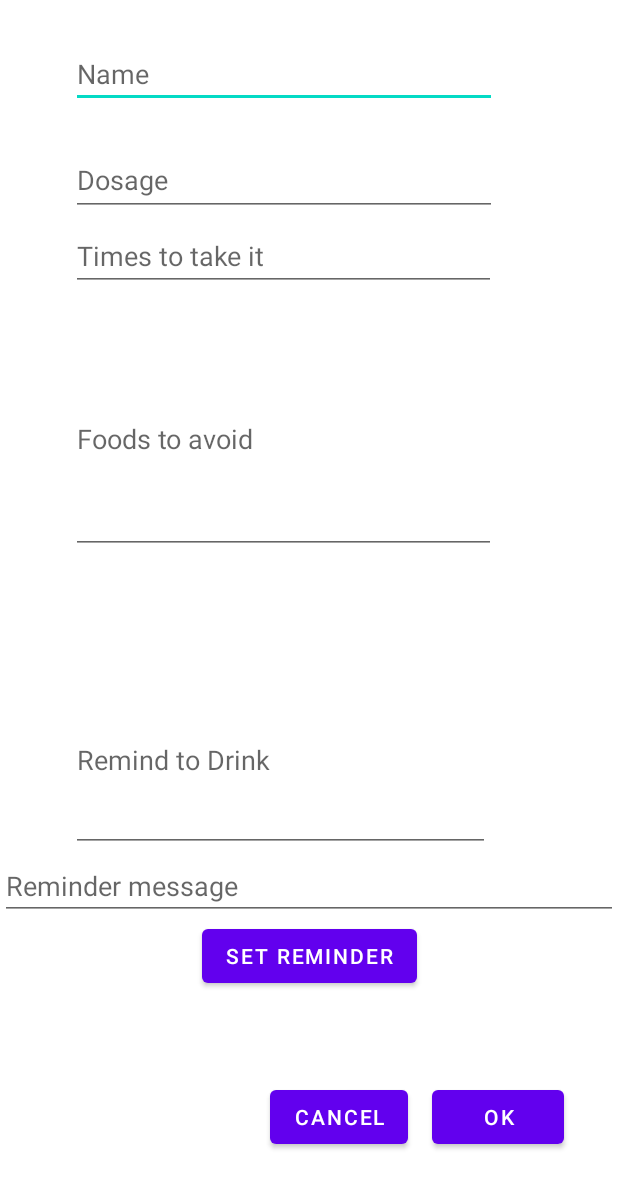
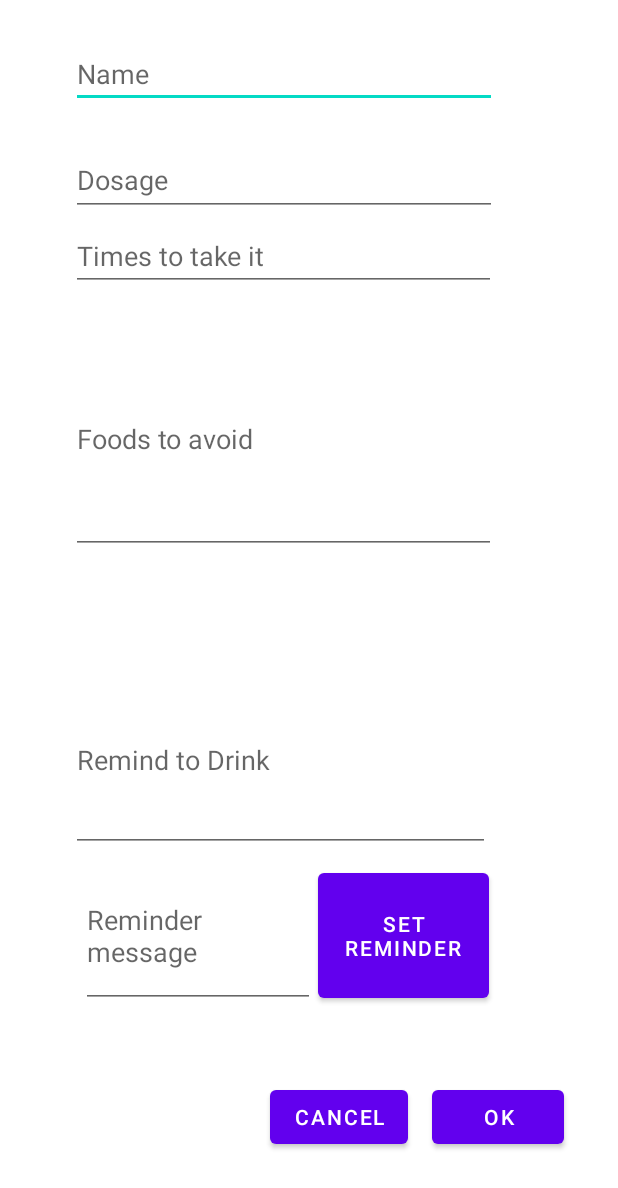
Before and after one commit to SaskPolytechBIS/253project-bisfinal-ms-care-app, an Android app: the layout dialog_new_medtrack.xml on its own in the app's theme, with its tools: preview values and no code run, on a phone screen of 412 x 824 dp. Shown: the top 1188 px of the screen. Run offline under Robolectric (Android 15) with nearby library versions, the phone set to English and light mode, and no system bars.

Commit message:
Minor visual changes
Separate reminder FAB removed

```diff
--- a/MSCare Alpha/app/src/main/res/layout/dialog_new_medtrack.xml
+++ b/MSCare Alpha/app/src/main/res/layout/dialog_new_medtrack.xml
@@ -94,8 +94,8 @@
         android:layout_width="279dp"
         android:layout_height="122dp"
         android:ems="10"
+        android:hint="Remind to Drink"
         android:inputType="textMultiLine"
-        android:hint="Remind to Drink"
         app:layout_constraintBottom_toBottomOf="parent"
         app:layout_constraintEnd_toEndOf="parent"
         app:layout_constraintHorizontal_bias="0.356"
@@ -105,24 +105,26 @@
 
     <EditText
         android:id="@+id/editTextReminderMessage"
-        android:layout_width="0dp"
-        android:layout_height="wrap_content"
+        android:layout_width="156dp"
+        android:layout_height="96dp"
+        android:layout_marginStart="52dp"
+        android:layout_marginTop="8dp"
         android:hint="Reminder message"
-        app:layout_constraintEnd_toEndOf="parent"
-        app:layout_constraintHorizontal_bias="0.5"
+        app:layout_constraintEnd_toStartOf="@id/btn_set_reminder"
         app:layout_constraintStart_toStartOf="parent"
-        app:layout_constraintTop_toBottomOf="@+id/editDrinks"
-        app:layout_constraintVertical_bias="0.1" />
+        app:layout_constraintTop_toBottomOf="@+id/editDrinks" />
 
     <Button
         android:id="@+id/btn_set_reminder"
-        android:layout_width="wrap_content"
-        android:layout_height="wrap_content"
+        android:layout_width="114dp"
+        android:layout_height="95dp"
+        android:layout_marginTop="8dp"
+        android:layout_marginEnd="84dp"
         android:text="Set Reminder"
+        app:layout_constraintBottom_toTopOf="@+id/btnSave"
         app:layout_constraintEnd_toEndOf="parent"
-        app:layout_constraintHorizontal_bias="0.5"
-        app:layout_constraintStart_toStartOf="parent"
-        app:layout_constraintTop_toBottomOf="@+id/editTextReminderMessage"
-        app:layout_constraintVertical_bias="0.1" />
+        app:layout_constraintStart_toEndOf="@id/editTextReminderMessage"
+        app:layout_constraintTop_toBottomOf="@+id/editDrinks"
+        app:layout_constraintVertical_bias="0.0" />
 
 </androidx.constraintlayout.widget.ConstraintLayout>
--- a/MSCare Alpha/app/src/main/res/layout/fragment_medtrack.xml
+++ b/MSCare Alpha/app/src/main/res/layout/fragment_medtrack.xml
@@ -43,6 +43,7 @@
             android:layout_marginTop="20dp"
             android:clickable="true"
             android:src="@drawable/baseline_notifications_24"
+            android:visibility="gone"
             app:fabSize="mini" />
 
         <TextView
@@ -58,7 +59,8 @@
             android:shadowRadius="1"
             android:text="Set Reminder"
             android:textAlignment="textEnd"
-            android:textColor="#000000" />
+            android:textColor="#000000"
+            android:visibility="gone" />
 
         <com.google.android.material.floatingactionbutton.FloatingActionButton
             android:id="@+id/fab_add_medtrack"
```
Also changed, not shown: MSCare Alpha/app/src/main/java/com/example/mscarealpha/ui/medtrack/MedTrackFragment.java (+16 -16 lines).
